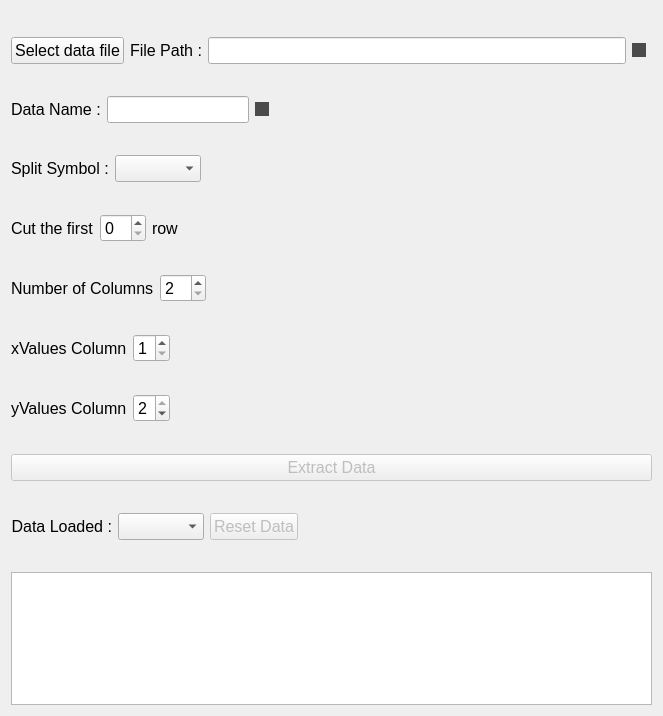
Before: the Qt Designer form View/DataWindow.ui in BETRU21/GraphicGenerator, drawn with Qt 5.
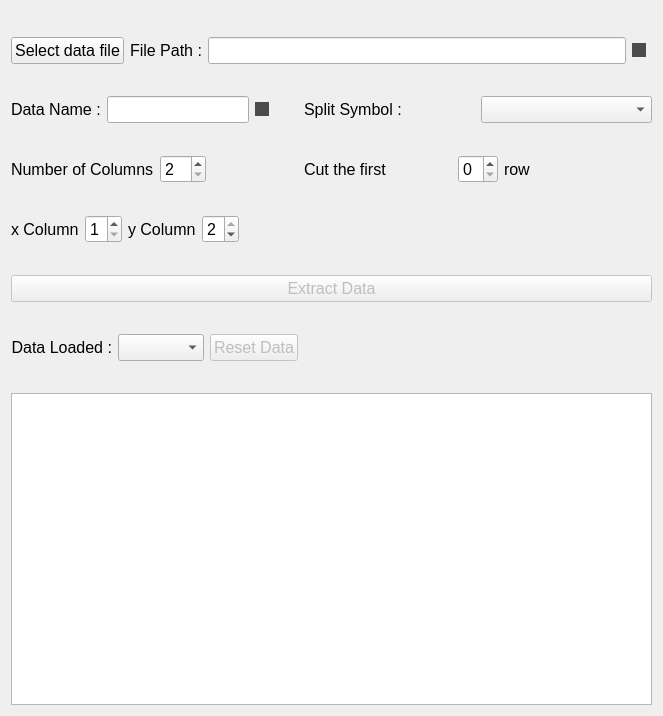
After: the same form once the commit is applied.

Diff of the .ui file:
```diff
--- a/View/DataWindow.ui
+++ b/View/DataWindow.ui
@@ -21,114 +21,8 @@
   <layout class="QVBoxLayout" name="verticalLayout_2">
    <item>
     <layout class="QFormLayout" name="formLayout">
-     <item row="4" column="0">
-      <layout class="QHBoxLayout" name="horizontalLayout">
-       <item>
-        <widget class="QLabel" name="label">
-         <property name="font">
-          <font>
-           <pointsize>12</pointsize>
-          </font>
-         </property>
-         <property name="text">
-          <string>Data Name :</string>
-         </property>
-        </widget>
-       </item>
-       <item>
-        <widget class="QLineEdit" name="le_dataName">
-         <property name="font">
-          <font>
-           <pointsize>12</pointsize>
-          </font>
-         </property>
-        </widget>
-       </item>
-       <item>
-        <widget class="QCheckBox" name="ind_dataName">
-         <property name="styleSheet">
-          <string notr="true">QCheckBox::indicator{background-color: rgb(75, 75, 75);}</string>
-         </property>
-         <property name="text">
-          <string/>
-         </property>
-        </widget>
-       </item>
-      </layout>
-     </item>
-     <item row="18" column="0">
-      <layout class="QHBoxLayout" name="horizontalLayout_4">
-       <item>
-        <widget class="QLabel" name="label_4">
-         <property name="font">
-          <font>
-           <pointsize>12</pointsize>
-          </font>
-         </property>
-         <property name="text">
-          <string>Data Loaded :</string>
-         </property>
-         <property name="alignment">
-          <set>Qt::AlignRight|Qt::AlignTrailing|Qt::AlignVCenter</set>
-         </property>
-        </widget>
-       </item>
-       <item>
-        <widget class="QComboBox" name="cmb_data">
-         <property name="font">
-          <font>
-           <pointsize>12</pointsize>
-          </font>
-         </property>
-         <property name="editable">
-          <bool>false</bool>
-         </property>
-        </widget>
-       </item>
-       <item>
-        <widget class="QPushButton" name="pb_reset">
-         <property name="enabled">
-          <bool>false</bool>
-         </property>
-         <property name="font">
-          <font>
-           <pointsize>12</pointsize>
-          </font>
-         </property>
-         <property name="text">
-          <string>Reset Data</string>
-         </property>
-        </widget>
-       </item>
-      </layout>
-     </item>
-     <item row="6" column="0">
-      <layout class="QHBoxLayout" name="horizontalLayout_2">
-       <item>
-        <widget class="QLabel" name="label_2">
-         <property name="font">
-          <font>
-           <pointsize>12</pointsize>
-          </font>
-         </property>
-         <property name="text">
-          <string>Split Symbol :</string>
-         </property>
-        </widget>
-       </item>
-       <item>
-        <widget class="QComboBox" name="cmb_split">
-         <property name="font">
-          <font>
-           <pointsize>12</pointsize>
-          </font>
-         </property>
-        </widget>
-       </item>
-      </layout>
-     </item>
-     <item row="4" column="1">
-      <spacer name="horizontalSpacer_3">
+     <item row="1" column="0">
+      <spacer name="horizontalSpacer_7">
        <property name="orientation">
         <enum>Qt::Horizontal</enum>
        </property>
@@ -203,6 +97,41 @@
        </property>
       </spacer>
      </item>
+     <item row="4" column="0">
+      <layout class="QHBoxLayout" name="horizontalLayout">
+       <item>
+        <widget class="QLabel" name="label">
+         <property name="font">
+          <font>
+           <pointsize>12</pointsize>
+          </font>
+         </property>
+         <property name="text">
+          <string>Data Name :</string>
+         </property>
+        </widget>
+       </item>
+       <item>
+        <widget class="QLineEdit" name="le_dataName">
+         <property name="font">
+          <font>
+           <pointsize>12</pointsize>
+          </font>
+         </property>
+        </widget>
+       </item>
+       <item>
+        <widget class="QCheckBox" name="ind_dataName">
+         <property name="styleSheet">
+          <string notr="true">QCheckBox::indicator{background-color: rgb(75, 75, 75);}</string>
+         </property>
+         <property name="text">
+          <string/>
+         </property>
+        </widget>
+       </item>
+      </layout>
+     </item>
      <item row="5" column="0">
       <spacer name="horizontalSpacer_2">
        <property name="orientation">
@@ -229,8 +158,8 @@
        </property>
       </spacer>
      </item>
-     <item row="17" column="0">
-      <spacer name="horizontalSpacer_6">
+     <item row="9" column="0">
+      <spacer name="horizontalSpacer_10">
        <property name="orientation">
         <enum>Qt::Horizontal</enum>
        </property>
@@ -242,20 +171,7 @@
        </property>
       </spacer>
      </item>
-     <item row="1" column="0">
-      <spacer name="horizontalSpacer_7">
-       <property name="orientation">
-        <enum>Qt::Horizontal</enum>
-       </property>
-       <property name="sizeHint" stdset="0">
-        <size>
-         <width>40</width>
-         <height>20</height>
-        </size>
-       </property>
-      </spacer>
-     </item>
-     <item row="16" column="0" colspan="2">
+     <item row="10" column="0" colspan="2">
       <widget class="QPushButton" name="pb_extract">
        <property name="enabled">
         <bool>false</bool>
@@ -270,62 +186,8 @@
        </property>
       </widget>
      </item>
-     <item row="19" column="0">
-      <spacer name="horizontalSpacer_8">
-       <property name="orientation">
-        <enum>Qt::Horizontal</enum>
-       </property>
-       <property name="sizeHint" stdset="0">
-        <size>
-         <width>40</width>
-         <height>20</height>
-        </size>
-       </property>
-      </spacer>
-     </item>
-     <item row="10" column="0">
-      <layout class="QHBoxLayout" name="horizontalLayout_6">
-       <item>
-        <widget class="QLabel" name="label_column">
-         <property name="font">
-          <font>
-           <pointsize>12</pointsize>
-          </font>
-         </property>
-         <property name="text">
-          <string>Number of Columns</string>
-         </property>
-        </widget>
-       </item>
-       <item>
-        <widget class="QSpinBox" name="sb_nbColumns">
-         <property name="font">
-          <font>
-           <pointsize>12</pointsize>
-          </font>
-         </property>
-         <property name="minimum">
-          <number>2</number>
-         </property>
-        </widget>
-       </item>
-      </layout>
-     </item>
      <item row="11" column="0">
-      <spacer name="horizontalSpacer_4">
-       <property name="orientation">
-        <enum>Qt::Horizontal</enum>
-       </property>
-       <property name="sizeHint" stdset="0">
-        <size>
-         <width>40</width>
-         <height>20</height>
-        </size>
-       </property>
-      </spacer>
-     </item>
-     <item row="13" column="0">
-      <spacer name="horizontalSpacer_9">
+      <spacer name="horizontalSpacer_6">
        <property name="orientation">
         <enum>Qt::Horizontal</enum>
        </property>
@@ -338,6 +200,90 @@
       </spacer>
      </item>
      <item row="12" column="0">
+      <layout class="QHBoxLayout" name="horizontalLayout_4">
+       <item>
+        <widget class="QLabel" name="label_4">
+         <property name="font">
+          <font>
+           <pointsize>12</pointsize>
+          </font>
+         </property>
+         <property name="text">
+          <string>Data Loaded :</string>
+         </property>
+         <property name="alignment">
+          <set>Qt::AlignRight|Qt::AlignTrailing|Qt::AlignVCenter</set>
+         </property>
+        </widget>
+       </item>
+       <item>
+        <widget class="QComboBox" name="cmb_data">
+         <property name="font">
+          <font>
+           <pointsize>12</pointsize>
+          </font>
+         </property>
+         <property name="editable">
+          <bool>false</bool>
+         </property>
+        </widget>
+       </item>
+       <item>
+        <widget class="QPushButton" name="pb_reset">
+         <property name="enabled">
+          <bool>false</bool>
+         </property>
+         <property name="font">
+          <font>
+           <pointsize>12</pointsize>
+          </font>
+         </property>
+         <property name="text">
+          <string>Reset Data</string>
+         </property>
+        </widget>
+       </item>
+      </layout>
+     </item>
+     <item row="13" column="0">
+      <spacer name="horizontalSpacer_8">
+       <property name="orientation">
+        <enum>Qt::Horizontal</enum>
+       </property>
+       <property name="sizeHint" stdset="0">
+        <size>
+         <width>40</width>
+         <height>20</height>
+        </size>
+       </property>
+      </spacer>
+     </item>
+     <item row="4" column="1">
+      <layout class="QHBoxLayout" name="horizontalLayout_2">
+       <item>
+        <widget class="QLabel" name="label_2">
+         <property name="font">
+          <font>
+           <pointsize>12</pointsize>
+          </font>
+         </property>
+         <property name="text">
+          <string>Split Symbol :</string>
+         </property>
+        </widget>
+       </item>
+       <item>
+        <widget class="QComboBox" name="cmb_split">
+         <property name="font">
+          <font>
+           <pointsize>12</pointsize>
+          </font>
+         </property>
+        </widget>
+       </item>
+      </layout>
+     </item>
+     <item row="8" column="0">
       <layout class="QHBoxLayout" name="horizontalLayout_7">
        <item>
         <widget class="QLabel" name="label_5">
@@ -346,18 +292,33 @@
            <pointsize>12</pointsize>
           </font>
          </property>
+         <property name="layoutDirection">
+          <enum>Qt::LeftToRight</enum>
+         </property>
          <property name="text">
-          <string>xValues Column</string>
+          <string>x Column</string>
+         </property>
+         <property name="alignment">
+          <set>Qt::AlignLeading|Qt::AlignLeft|Qt::AlignVCenter</set>
          </property>
         </widget>
        </item>
        <item>
         <widget class="QSpinBox" name="sb_xValues">
+         <property name="maximumSize">
+          <size>
+           <width>40</width>
+           <height>16777215</height>
+          </size>
+         </property>
          <property name="font">
           <font>
            <pointsize>12</pointsize>
           </font>
          </property>
+         <property name="alignment">
+          <set>Qt::AlignLeading|Qt::AlignLeft|Qt::AlignVCenter</set>
+         </property>
          <property name="minimum">
           <number>1</number>
          </property>
@@ -366,23 +327,6 @@
          </property>
         </widget>
        </item>
-      </layout>
-     </item>
-     <item row="15" column="0">
-      <spacer name="horizontalSpacer_10">
-       <property name="orientation">
-        <enum>Qt::Horizontal</enum>
-       </property>
-       <property name="sizeHint" stdset="0">
-        <size>
-         <width>40</width>
-         <height>20</height>
-        </size>
-       </property>
-      </spacer>
-     </item>
-     <item row="14" column="0">
-      <layout class="QHBoxLayout" name="horizontalLayout_8">
        <item>
         <widget class="QLabel" name="label_6">
          <property name="font">
@@ -391,12 +335,18 @@
           </font>
          </property>
          <property name="text">
-          <string>yValues Column</string>
+          <string>y Column</string>
          </property>
         </widget>
        </item>
        <item>
         <widget class="QSpinBox" name="sb_yValues">
+         <property name="maximumSize">
+          <size>
+           <width>40</width>
+           <height>16777215</height>
+          </size>
+         </property>
          <property name="font">
           <font>
            <pointsize>12</pointsize>
@@ -415,21 +365,8 @@
        </item>
       </layout>
      </item>
-     <item row="9" column="0">
-      <spacer name="horizontalSpacer_11">
-       <property name="orientation">
-        <enum>Qt::Horizontal</enum>
-       </property>
-       <property name="sizeHint" stdset="0">
-        <size>
-         <width>40</width>
-         <height>20</height>
-        </size>
-       </property>
-      </spacer>
-     </item>
-     <item row="8" column="0">
-      <layout class="QHBoxLayout" name="horizontalLayout_9">
+     <item row="6" column="1">
+      <layout class="QHBoxLayout" name="horizontalLayout_10">
        <item>
         <widget class="QLabel" name="label_7">
          <property name="font">
@@ -444,6 +381,12 @@
        </item>
        <item>
         <widget class="QSpinBox" name="sb_row">
+         <property name="maximumSize">
+          <size>
+           <width>40</width>
+           <height>16777215</height>
+          </size>
+         </property>
          <property name="font">
           <font>
            <pointsize>12</pointsize>
@@ -465,6 +408,34 @@
        </item>
       </layout>
      </item>
+     <item row="6" column="0">
+      <layout class="QHBoxLayout" name="horizontalLayout_6">
+       <item>
+        <widget class="QLabel" name="label_column">
+         <property name="font">
+          <font>
+           <pointsize>12</pointsize>
+          </font>
+         </property>
+         <property name="text">
+          <string>Number of Columns</string>
+         </property>
+        </widget>
+       </item>
+       <item>
+        <widget class="QSpinBox" name="sb_nbColumns">
+         <property name="font">
+          <font>
+           <pointsize>12</pointsize>
+          </font>
+         </property>
+         <property name="minimum">
+          <number>2</number>
+         </property>
+        </widget>
+       </item>
+      </layout>
+     </item>
     </layout>
    </item>
    <item>
```
